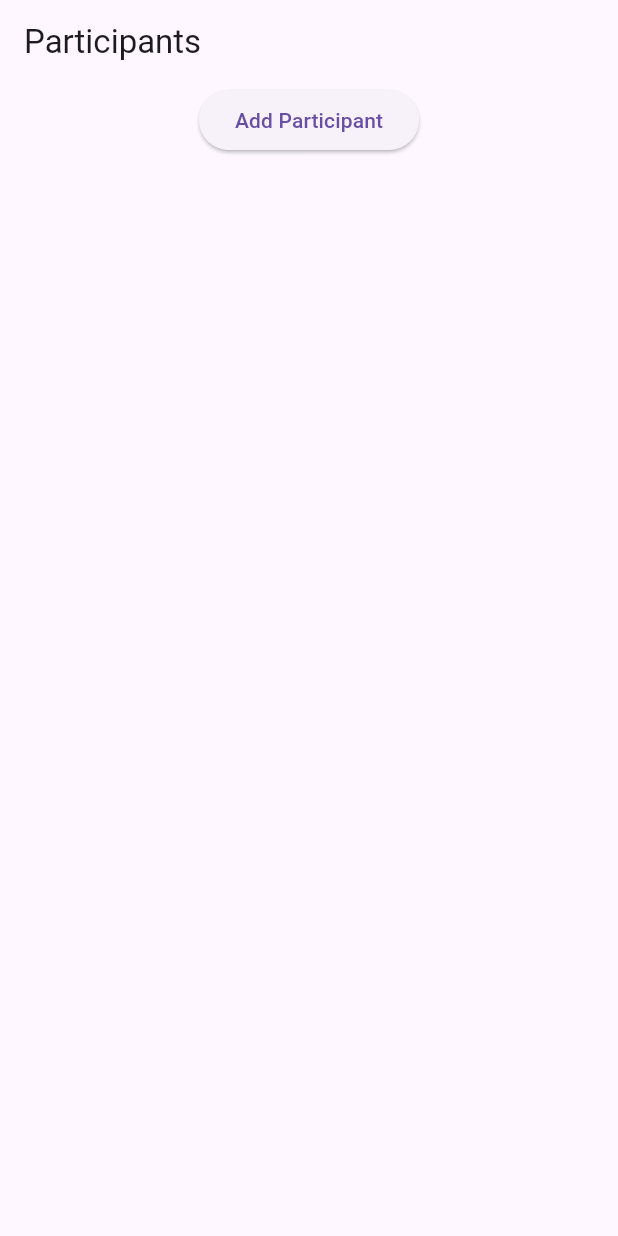
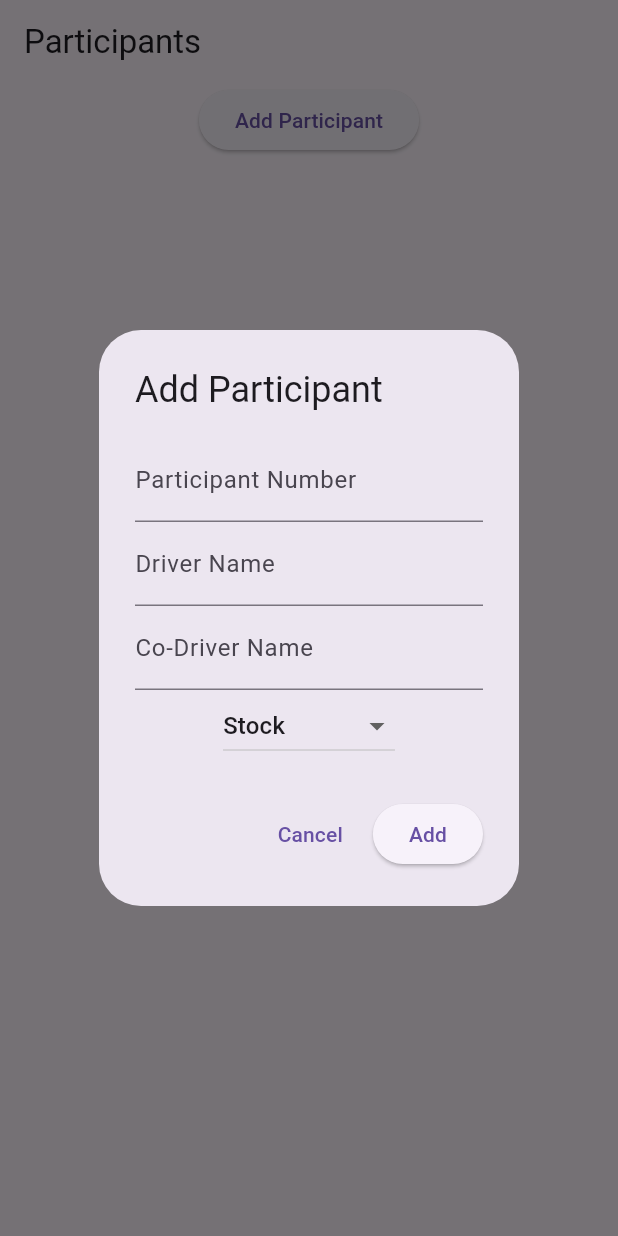
Before and after one commit to sanath-21/Final_Year_Project, a Flutter app: the screen it shows after launch, after a tap on "Add Participant", on a phone screen of 412 x 824 dp. Run offline on Flutter 3.47's test engine with Material 3 defaults, Android fonts, the phone set to English and light mode, and no system bars; our stand-ins replace sqflite; accounts and stored records are empty.

Commit message:
Minor Updates in the code and adding of project document

```diff
--- a/offroad_challenge_tracker/lib/main.dart
+++ b/offroad_challenge_tracker/lib/main.dart
@@ -25,24 +25,100 @@
 class _ParticipantScreenState extends State<ParticipantScreen>{
   List<Map<String, dynamic>> participants = [];
 
-  // Add a participant to the database
-  void addParticipant() async{
-    await DatabaseHelper.instance.insertParticipant({
-      'participant_number':1;
-      'driver_name': 'John Doe',
-      'co_driver_name': 'Jane Doe',
-      'category': 'Stock'
-    });
-    fetchParticipants(); //Refresh list after inserting
-  }
+  // controllers for user input
+  final TextEditingController _participantNumberController = TextEditingController();
+  final TextEditingController _driverNameController = TextEditingController();
+  final TextEditingController _coDriverNameController = TextEditingController();
+  String _selectedCategory = 'Stock';
 
-  // Fetch all participants from the database
+  //Fetch all participants from the database
   void fetchParticipants() async{
     List<Map<String, dynamic>> data = await DatabaseHelper.instance.getAllParticipants();
     setState(() {
       participants = data;
     });
   }
+
+  // Add a participant to the database
+  void addParticipant() async{
+    if(_participantNumberController.text.isEmpty ||
+    _driverNameController.text.isEmpty||
+    _coDriverNameController.text.isEmpty){
+      return;
+    }
+    await DatabaseHelper.instance.insertParticipant({
+      'participant_number': int.tryParse(_participantNumberController.text) ?? 0,
+      'driver_name': _driverNameController.text,
+      'co_driver_name': _coDriverNameController.text,
+      'category': _selectedCategory
+    });
+
+    _participantNumberController.clear();
+    _driverNameController.clear();
+    _coDriverNameController.clear();
+
+    fetchParticipants(); //Refresh list after inserting
+    Navigator.pop(context); //Close the dialog
+
+  }
+
+  // Delete a participant by ID
+  void deleteParticipant(int id) async{
+    await DatabaseHelper.instance.deleteParticipant(id);
+    fetchParticipants(); //Refresh the list
+  }
+
+  // Show Add Participant Form in Dialog
+  void showAddParticipantDialog(){
+    showDialog(
+      context: context,
+      builder: (context) => AlertDialog(
+        title: Text('Add Participant'),
+        content: Column(
+          mainAxisSize: MainAxisSize.min,
+          children: [
+            TextField(
+              controller: _participantNumberController,
+              keyboardType: TextInputType.number,
+              decoration: InputDecoration(labelText: 'Participant Number'),
+            ),
+            TextField(
+              controller: _driverNameController,
+              decoration: InputDecoration(labelText: 'Driver Name'),
+            ),
+
+            TextField(
+              controller: _coDriverNameController,
+              decoration: InputDecoration(labelText: 'Co-Driver Name'),
+            ),
+
+            DropdownButton<String>(
+              value: _selectedCategory,
+              onChanged: (newValue){
+                setState(() {  //This setState does not rebuild the dialog
+                  _selectedCategory = newValue!;
+                });
+              },
+              items: ['Stock', 'Mod Petrol', 'Mod Diesel', 'Pro', 'Ladies + Pro']
+              .map((category) => DropdownMenuItem(value: category, child: Text(category)))
+              .toList(),
+              ),
+          ],
+        ),
+        actions: [
+          TextButton(
+            onPressed: () => Navigator.pop(context),
+            child: Text('Cancel'),
+            ),
+            ElevatedButton(
+              onPressed: addParticipant,
+              child: Text('Add'),
+              ),
+        ],
+      ),
+      );
+  }
+
   @override
   void initState(){
     super.initState();
@@ -55,7 +131,11 @@
       appBar: AppBar(title: Text('Participants'),),
       body: Column(
         children: [
-          ElevatedButton(onPressed: addParticipant, child: Text('Add Participant'),),
+          ElevatedButton(
+            onPressed: showAddParticipantDialog,
+            child: Text('Add Participant'),
+            ),
+
           Expanded(
             child: ListView.builder(
               itemCount: participants.length,
@@ -63,6 +143,10 @@
                 return ListTile(
                   title: Text(participants[index]['driver_name']),
                   subtitle: Text('Co-driver: ${participants[index]['co_driver_name']}| Category: ${participants[index]['category']}'),
+                  trailing: IconButton(
+                    icon: Icon(Icons.delete, color: Colors.red),
+                    onPressed: () => deleteParticipant(participants[index]['id']),
+                    ),
                 );
               },
               ),
```
Also changed, not shown: 1 other file.
